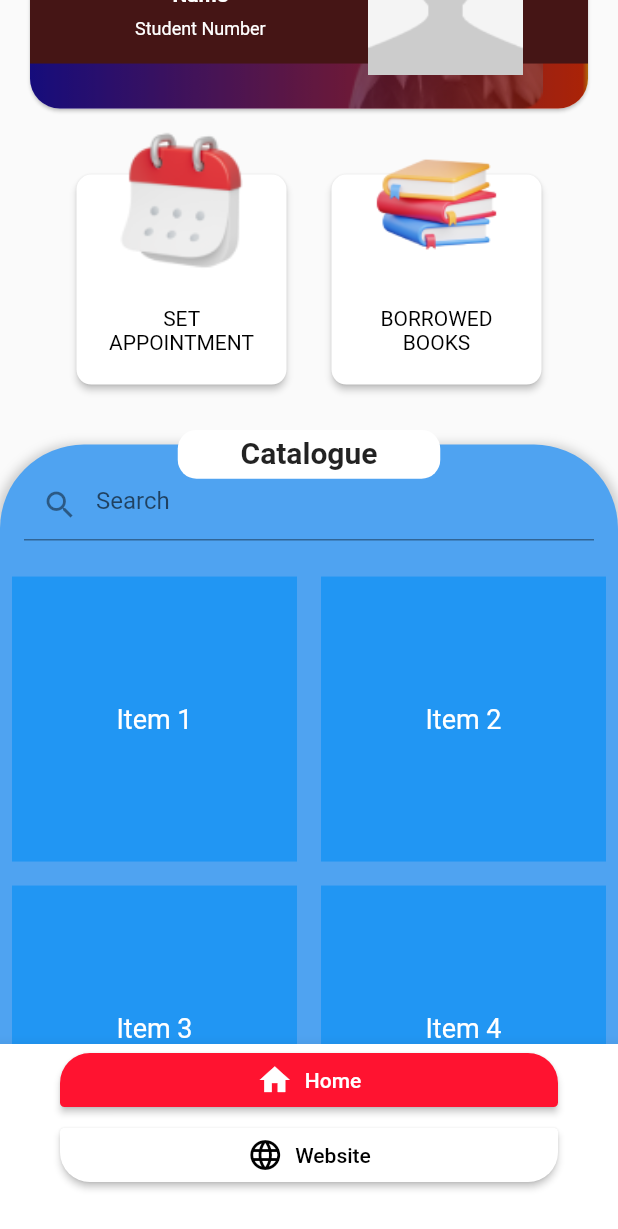
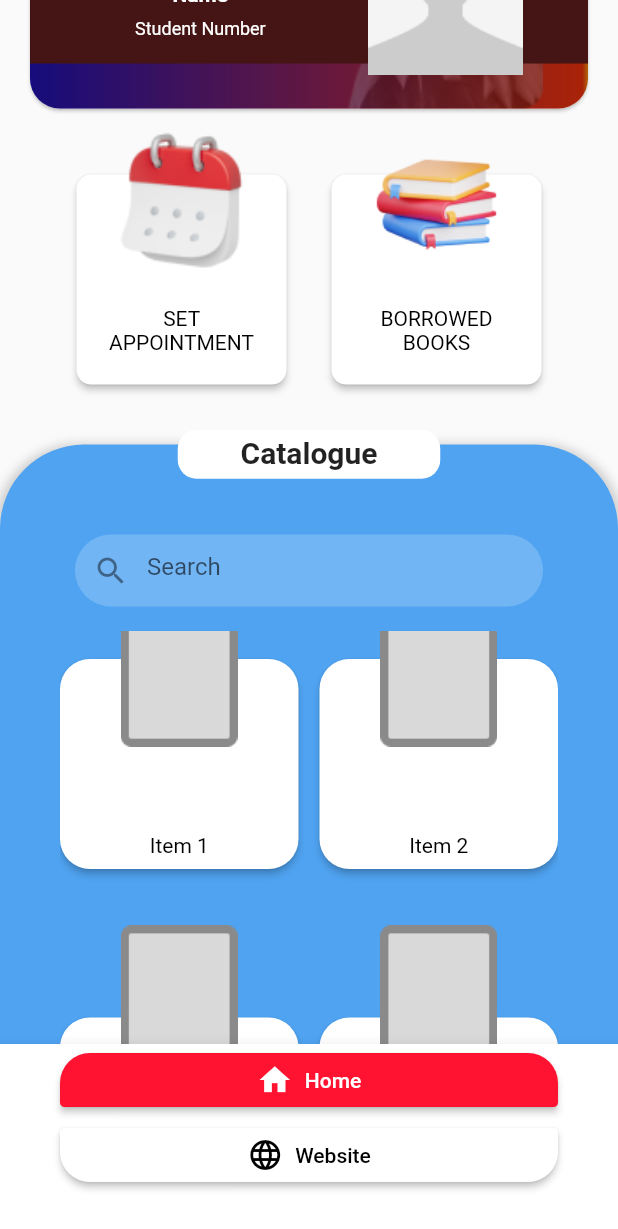
Before and after one commit to kya-nicoh/PLMAPP-authlogin, a Flutter app: the plmlibrary screen opened directly, scrolled down 318 dp, on a phone screen of 412 x 824 dp. Shown: the top 1229 px of the screen. Run offline on Flutter 3.47's test engine with Material 2 defaults, Android fonts, the phone set to English and light mode, and no system bars; our stand-ins replace carousel_slider, firebase_auth, firebase_core, table_calendar, webview_flutter; accounts and stored records are empty.

Commit message:
HINDI KO NA KAYA

```diff
--- a/lib/pages/librarycatalogue.dart
+++ b/lib/pages/librarycatalogue.dart
@@ -30,22 +30,32 @@ class _librarycatalogueState extends State<librarycatalogue> {
   void searchItems(String searchTerm) {
     setState(() {
       filteredItems = items
-          .where((item) => item.toLowerCase().contains(searchTerm.toLowerCase()))
+          .where((item) =>
+          item.toLowerCase().contains(searchTerm.toLowerCase()))
           .toList();
     });
   }
 
   @override
   Widget build(BuildContext context) {
-    return Column(
+    return Padding(
+      padding: EdgeInsets.only(left: 40, right: 40),
+      child: Column(
         children: [
           Padding(
-          padding: EdgeInsets.all(16.0),
+            padding: EdgeInsets.only(top: 60, left: 10, right: 10, bottom: 16),
+            child: Container(
+              decoration: BoxDecoration(
+                color: Colors.white.withOpacity(0.2),
+                borderRadius: BorderRadius.circular(30),
+              ),
               child: TextField(
                 onChanged: searchItems,
                 decoration: InputDecoration(
                   hintText: 'Search',
                   prefixIcon: Icon(Icons.search),
+                  border: InputBorder.none,
+                ),
               ),
             ),
           ),
@@ -54,25 +64,78 @@ class _librarycatalogueState extends State<librarycatalogue> {
               itemCount: filteredItems.length,
               gridDelegate: SliverGridDelegateWithFixedCrossAxisCount(
                 crossAxisCount: 2,
+                mainAxisSpacing: 80,
+                crossAxisSpacing: 14,
               ),
               itemBuilder: (context, index) {
-              return Container(
-                margin: EdgeInsets.all(8.0),
-                color: Colors.blue,
-                child: Center(
+                return Stack(
+                  alignment: Alignment.bottomCenter,
+                  children: [
+                    SizedBox(
+                      width: 200, // Adjust the desired width
+                      height: 140, // Adjust the desired height
+                      child: ElevatedButton(
+                        onPressed: () {
+                          // Handle button click here
+                          print('Item clicked: ${filteredItems[index]}');
+                        },
+                        style: ElevatedButton.styleFrom(
+                          primary: Colors.white,
+                          onPrimary: Colors.black,
+                          padding: EdgeInsets.all(16),
+                          shape: RoundedRectangleBorder(
+                            borderRadius: BorderRadius.circular(20),
+                          ),
+                        ),
+                        child: Container(),
+                      ),
+                    ),
+
+                    Positioned(
+                      top: 10,
+                      left: 0,
+                      right: 0,
+                      child: Container(
+                        height: 15, // Adjust the desired image height
+                        child: Transform.scale(
+                          scale: 8, // Adjust the scale factor as needed
+                          child: Image.asset(
+                            'lib/images/placeholderbook.png',
+                            fit: BoxFit.contain, // Adjust the fit property as needed
+                          ),
+                        ),
+                      ),
+                    ),
+                    Positioned(
+                      bottom: 0,
+                      left: 0,
+                      right: 0,
+                      child: Container(
+                        padding: EdgeInsets.all(8),
                         child: Text(
                           filteredItems[index],
                           style: TextStyle(
-                      color: Colors.white,
-                      fontSize: 18.0,
+                            fontSize: 14.0,
+                            color: Colors.black, // Adjust the text color
+                          ),
+                          textAlign: TextAlign.center,
                         ),
                       ),
                     ),
+                  ],
                 );
               },
             ),
           ),
+
+
+
+
+
+
+
         ],
+      ),
     );
   }
 }
```
Lines whose indentation alone changed are shown as unchanged.
